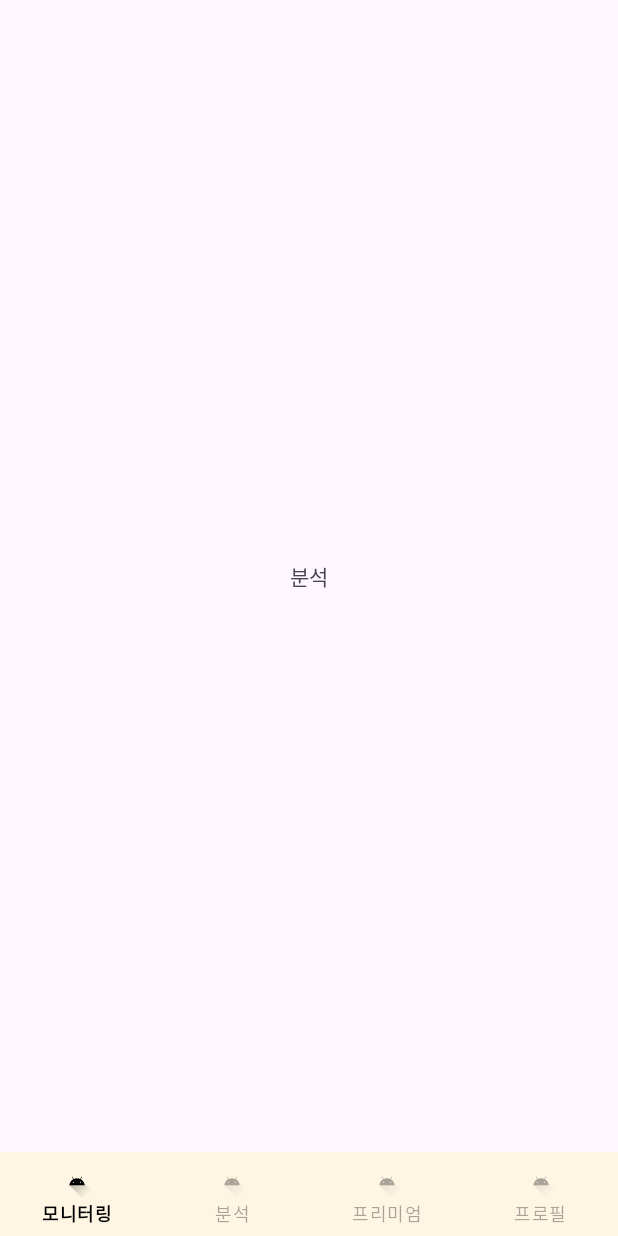
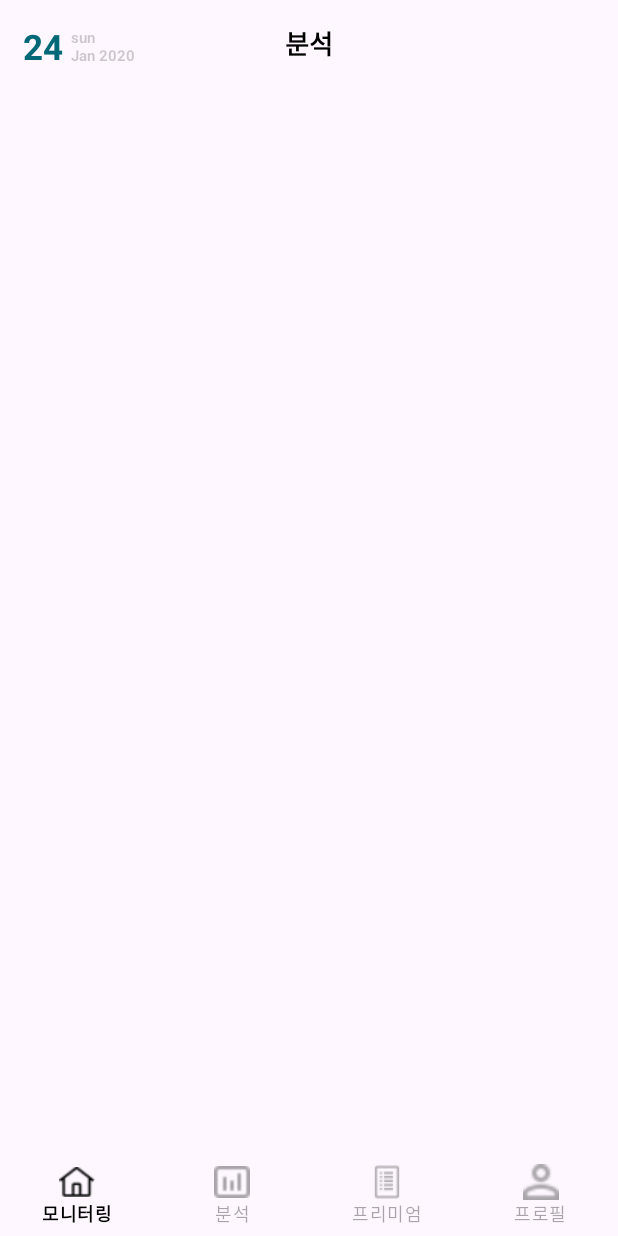
Before and after one commit to projectHeyGongC/heyGongC-android, an Android app: the fragment AnalysisFragment placed in its activity, on a phone screen of 412 x 824 dp. Run offline under Robolectric (Android 15) with nearby library versions, the phone set to English and light mode, and no system bars.

Commit message:
분석 화면 recyclerview 진행중

```diff
--- a/app/src/main/java/com/cctv/heygongc/ActivityMain.kt
+++ b/app/src/main/java/com/cctv/heygongc/ActivityMain.kt
@@ -1,5 +1,6 @@
 package com.cctv.heygongc
 
+import android.graphics.Color
 import androidx.appcompat.app.AppCompatActivity
 import android.os.Bundle
 import com.cctv.heygongc.databinding.ActivityMainBinding
--- a/app/src/main/res/layout/activity_main.xml
+++ b/app/src/main/res/layout/activity_main.xml
@@ -29,6 +29,7 @@
         android:layout_width="match_parent"
         android:layout_height="wrap_content"
         style="@style/Widget.MaterialComponents.BottomNavigationView"
+        android:theme="@style/Theme.NavigationBottom"
         app:menu="@menu/navi_menu"
         android:clickable="false"
         app:itemIconTint="@drawable/menu_click_color"
--- a/app/src/main/res/layout/fragment_analysis.xml
+++ b/app/src/main/res/layout/fragment_analysis.xml
@@ -1,16 +1,53 @@
 <?xml version="1.0" encoding="utf-8"?>
-<RelativeLayout xmlns:android="http://schemas.android.com/apk/res/android"
+<androidx.constraintlayout.widget.ConstraintLayout xmlns:android="http://schemas.android.com/apk/res/android"
     xmlns:tools="http://schemas.android.com/tools"
     android:layout_width="match_parent"
     android:layout_height="match_parent"
-    tools:context=".fragment.MonitoringFragment">
+    xmlns:app="http://schemas.android.com/apk/res-auto"
+    tools:context=".fragment.MonitoringFragment"
+    android:padding="15dp">
 
     <TextView
-        android:id="@+id/textViewTest"
+        android:id="@+id/textViewTitle"
         android:layout_width="wrap_content"
         android:layout_height="wrap_content"
         android:text="분석"
-        android:layout_centerInParent="true"/>
+        android:textColor="@color/black"
+        android:textStyle="bold"
+        android:textSize="17dp"
+        app:layout_constraintTop_toTopOf="parent"
+        app:layout_constraintLeft_toLeftOf="parent"
+        app:layout_constraintRight_toRightOf="parent"/>
 
+    <TextView
+        android:id="@+id/textViewDate"
+        android:layout_width="wrap_content"
+        android:layout_height="wrap_content"
+        android:text="24"
+        android:textStyle="bold"
+        android:textSize="23dp"
+        android:textColor="#006877"
+        app:layout_constraintTop_toTopOf="parent"
+        app:layout_constraintLeft_toLeftOf="parent"/>
 
-</RelativeLayout>
+    <TextView
+        android:id="@+id/textViewMonth"
+        android:layout_width="wrap_content"
+        android:layout_height="wrap_content"
+        android:text="sun\nJan 2020"
+        android:textStyle="bold"
+        android:textSize="10dp"
+        android:textColor="@color/grey"
+        android:layout_marginLeft="5dp"
+        app:layout_constraintTop_toTopOf="@id/textViewDate"
+        app:layout_constraintBottom_toBottomOf="@id/textViewDate"
+        app:layout_constraintLeft_toRightOf="@id/textViewDate"/>
+
+    <androidx.recyclerview.widget.RecyclerView
+        android:id="@+id/recyclerViewDate"
+        android:layout_width="match_parent"
+        android:layout_height="wrap_content"
+        android:layout_marginTop="10dp"
+        app:layout_constraintTop_toBottomOf="@id/textViewTitle"/>
+
+</androidx.constraintlayout.widget.ConstraintLayout>
--- a/app/src/main/res/menu/navi_menu.xml
+++ b/app/src/main/res/menu/navi_menu.xml
@@ -2,16 +2,16 @@
 <menu xmlns:android="http://schemas.android.com/apk/res/android"
     xmlns:app="http://schemas.android.com/apk/res-auto">
     <item android:id="@+id/monitoringFragment"
-        android:icon="@drawable/ic_launcher_foreground"
+        android:icon="@drawable/bottomnavi_monitoring"
         android:title="모니터링" />
     <item android:id="@+id/analysisFragment"
-        android:icon="@drawable/ic_launcher_foreground"
+        android:icon="@drawable/bottomnavi_analysis"
         android:title="분석" />
     <item android:id="@+id/premiumFragment"
-        android:icon="@drawable/ic_launcher_foreground"
+        android:icon="@drawable/bottomnavi_premium"
         android:title="프리미엄" />
     <item android:id="@+id/profileFragment"
-        android:icon="@drawable/ic_launcher_foreground"
+        android:icon="@drawable/bottomnavi_profile"
         android:title="프로필" />
 
 </menu>
--- a/app/src/main/res/values/themes.xml
+++ b/app/src/main/res/values/themes.xml
@@ -10,4 +10,8 @@
     <style name="Theme.MyApplication" parent="Base.Theme.MyApplication">
         <item name="colorPrimary">@color/yellow</item>
     </style>
+
+    <style name="Theme.NavigationBottom" parent="Base.Theme.MyApplication">
+        <item name="colorPrimary">@color/white</item>
+    </style>
 </resources>
```
Also changed, not shown: app/src/main/res/drawable/bottomnavi_analysis.png (added), app/src/main/res/drawable/bottomnavi_monitoring.png (added), app/src/main/res/drawable/bottomnavi_premium.png (added), app/src/main/res/drawable/bottomnavi_profile.png (added).
